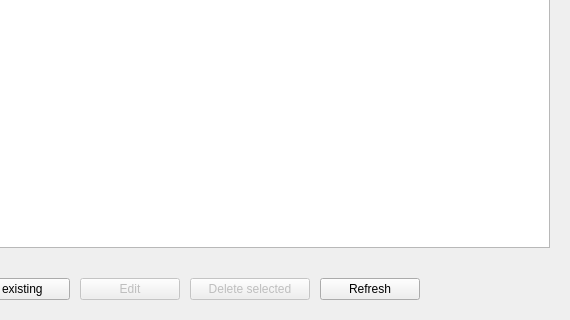
The window that component/GuiManager/src/containers/GitKeysContainer.ui (Sourcerer-Team/Sourcerer) describes before a commit, drawn with Qt 5; both pictures show x 230 to 800 and y 280 to 600 of the 800 by 600 pixel window.
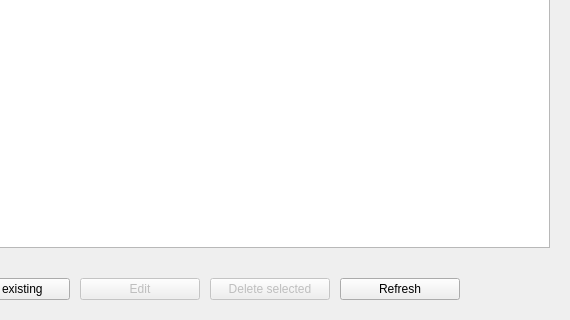
The same window after the commit.

Commit message: Unifies the styles of buttons.

Diff of the .ui file:
```diff
--- a/component/GuiManager/src/containers/GitKeysContainer.ui
+++ b/component/GuiManager/src/containers/GitKeysContainer.ui
@@ -109,10 +109,16 @@
        </property>
        <property name="minimumSize">
         <size>
-         <width>100</width>
+         <width>120</width>
          <height>0</height>
         </size>
        </property>
+       <property name="maximumSize">
+        <size>
+         <width>120</width>
+         <height>16777215</height>
+        </size>
+       </property>
        <property name="text">
         <string>Edit</string>
        </property>
@@ -129,6 +135,12 @@
          <height>0</height>
         </size>
        </property>
+       <property name="maximumSize">
+        <size>
+         <width>120</width>
+         <height>16777215</height>
+        </size>
+       </property>
        <property name="text">
         <string>Delete selected</string>
        </property>
@@ -138,10 +150,16 @@
       <widget class="QPushButton" name="refreshButton">
        <property name="minimumSize">
         <size>
-         <width>100</width>
+         <width>120</width>
          <height>0</height>
         </size>
        </property>
+       <property name="maximumSize">
+        <size>
+         <width>120</width>
+         <height>16777215</height>
+        </size>
+       </property>
        <property name="text">
         <string>Refresh</string>
        </property>
```
Left out of the diff: 12 changed lines with no effect on the pictures. The commit also changes 6 other files.
